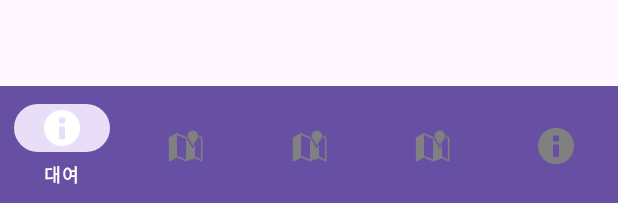
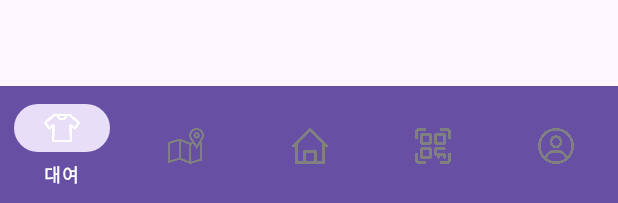
Before and after one commit to ssundori/Gong_Uniform, an Android app: the layout activity_main.xml on its own in the app's theme, with its tools: preview values and no code run, on a phone screen of 412 x 824 dp. Shown: the part 1030-1233 px from the top of the screen. Run offline under Robolectric (Android 15) with nearby library versions, the phone set to English and light mode, and no system bars.

Commit message:
0213 네비게이션 바 아이콘 수정

```diff
--- a/app/src/main/java/com/example/gongu/MainActivity.java
+++ b/app/src/main/java/com/example/gongu/MainActivity.java
@@ -62,4 +62,5 @@ public class MainActivity extends AppCompatActivity {
                 }
         );
     }
-}
+
+    }
--- a/app/src/main/res/menu/menu_bottom.xml
+++ b/app/src/main/res/menu/menu_bottom.xml
@@ -5,34 +5,36 @@
         android:id="@+id/tab1"
         app:showAsAction="ifRoom"
         android:enabled="true"
-        android:icon="@android:drawable/ic_dialog_info"
+        android:icon="@drawable/rent"
         android:title="대여" />
+
 
     <item
         android:id="@+id/tab2"
         app:showAsAction="ifRoom"
-        android:icon="@android:drawable/ic_dialog_map"
+        android:icon="@drawable/map"
         android:title="지도" />
 
     <item
         android:id="@+id/tab3"
         app:showAsAction="ifRoom"
         android:enabled="true"
-        android:icon="@android:drawable/ic_dialog_map"
+        android:icon="@drawable/home"
         android:title="홈" />
+
 
     <item
         android:id="@+id/tab4"
         app:showAsAction="ifRoom"
         android:enabled="true"
-        android:icon="@android:drawable/ic_dialog_map"
+        android:icon="@drawable/qr"
         android:title="QR" />
 
     <item
         android:id="@+id/tab5"
         app:showAsAction="ifRoom"
         android:enabled="true"
-        android:icon="@android:drawable/ic_dialog_info"
+        android:icon="@drawable/mypage"
         android:title="마이페이지" />
 
 </menu>
```
Also changed, not shown: app/src/main/res/drawable/home.png (added), app/src/main/res/drawable/map.png (added), app/src/main/res/drawable/mypage.png (added), app/src/main/res/drawable/qr.png (added), app/src/main/res/drawable/rent.png (added).
